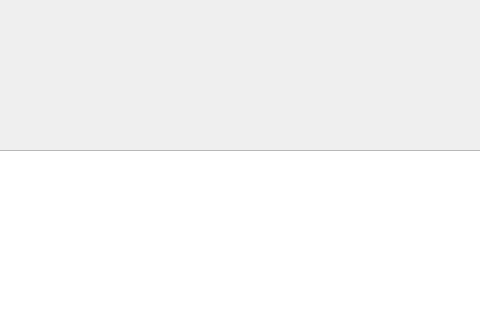
This is Project/windowper.ui in DKeshavarz/AP-GUI as Qt 5 draws it before an edit; both pictures show x 390 to 870 and y 0 to 320 of the 1172 by 625 pixel window. The edited form follows.
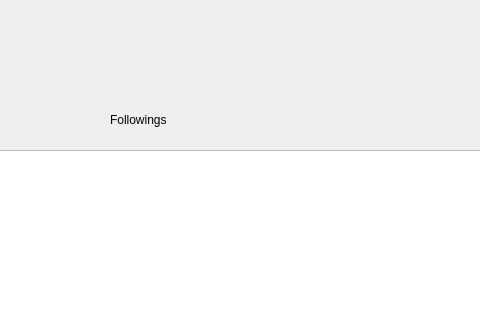
This is the edited form. Icons and pictures are not drawn.

Diff of the .ui file:
```diff
--- a/Project/windowper.ui
+++ b/Project/windowper.ui
@@ -38,7 +38,7 @@
   <widget class="QLabel" name="BG">
    <property name="geometry">
     <rect>
-     <x>0</x>
+     <x>-10</x>
      <y>0</y>
      <width>1172</width>
      <height>625</height>
@@ -400,6 +400,25 @@
     </size>
    </property>
   </widget>
+  <widget class="QLabel" name="label">
+   <property name="enabled">
+    <bool>true</bool>
+   </property>
+   <property name="geometry">
+    <rect>
+     <x>500</x>
+     <y>90</y>
+     <width>261</width>
+     <height>61</height>
+    </rect>
+   </property>
+   <property name="text">
+    <string>Followings</string>
+   </property>
+   <property name="textFormat">
+    <enum>Qt::RichText</enum>
+   </property>
+  </widget>
  </widget>
  <resources>
   <include location="Resours/Recours.qrc"/>
```
Left out of the diff: 3 changed lines with no effect on the pictures.
